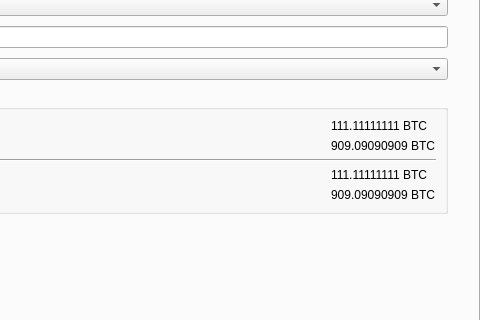
First picture: the form in src/qt/forms/optionsdialog.ui, repository qtumproject/qtum, before the edit; both pictures show x 352 to 832 and y 84 to 404 of the 832 by 646 pixel window.
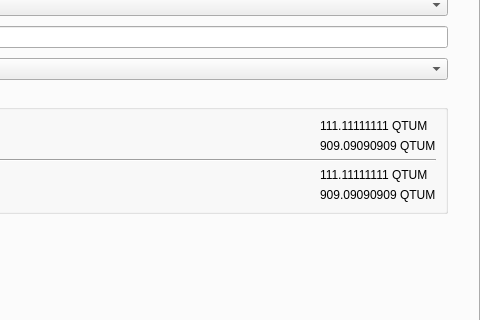
Second picture: the form after the edit. The open tabs and pages were chosen to show the change. Custom widgets are drawn as their Qt base class.

Commit message: Fix options display window

What changed in the file:
```diff
--- a/src/qt/forms/optionsdialog.ui
+++ b/src/qt/forms/optionsdialog.ui
@@ -1045,14 +1045,14 @@
               <item>
                <widget class="QLabel" name="embeddedFont_label_1">
                 <property name="text">
-                 <string notr="true">111.11111111 BTC</string>
+                 <string notr="true">111.11111111 QTUM</string>
                 </property>
                </widget>
               </item>
               <item>
                <widget class="QLabel" name="embeddedFont_label_9">
                 <property name="text">
-                 <string notr="true">909.09090909 BTC</string>
+                 <string notr="true">909.09090909 QTUM</string>
                 </property>
                </widget>
               </item>
@@ -1094,14 +1094,14 @@
               <item>
                <widget class="QLabel" name="systemFont_label_1">
                 <property name="text">
-                 <string notr="true">111.11111111 BTC</string>
+                 <string notr="true">111.11111111 QTUM</string>
                 </property>
                </widget>
               </item>
               <item>
                <widget class="QLabel" name="systemFont_label_9">
                 <property name="text">
-                 <string notr="true">909.09090909 BTC</string>
+                 <string notr="true">909.09090909 QTUM</string>
                 </property>
                </widget>
               </item>
```
